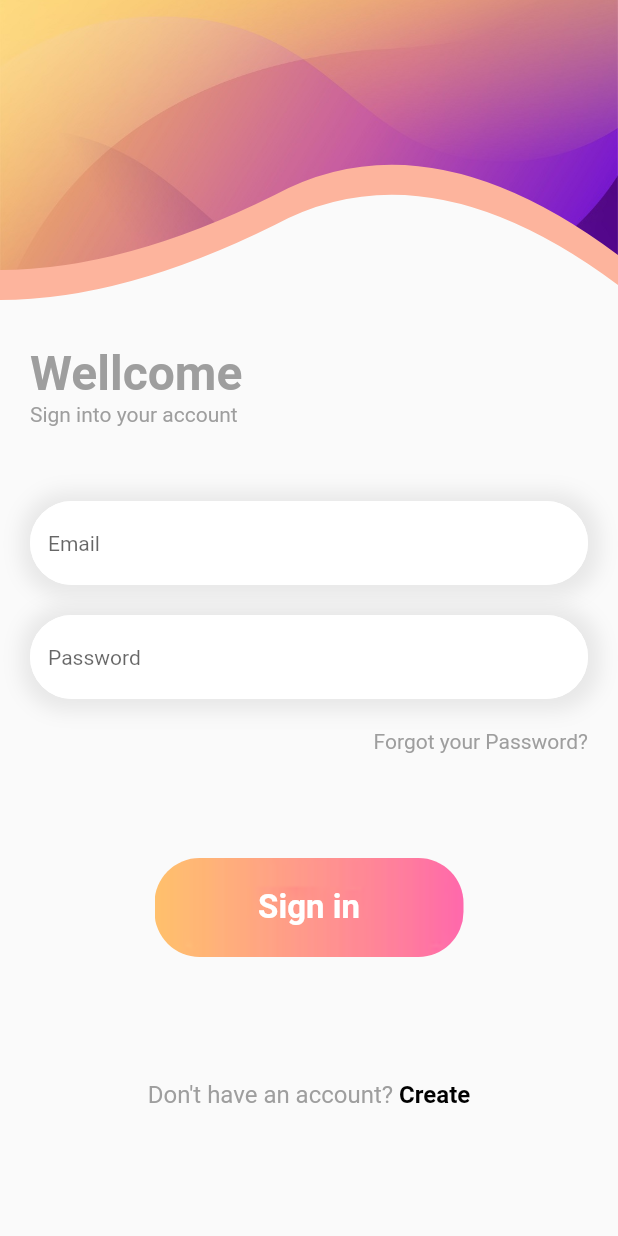
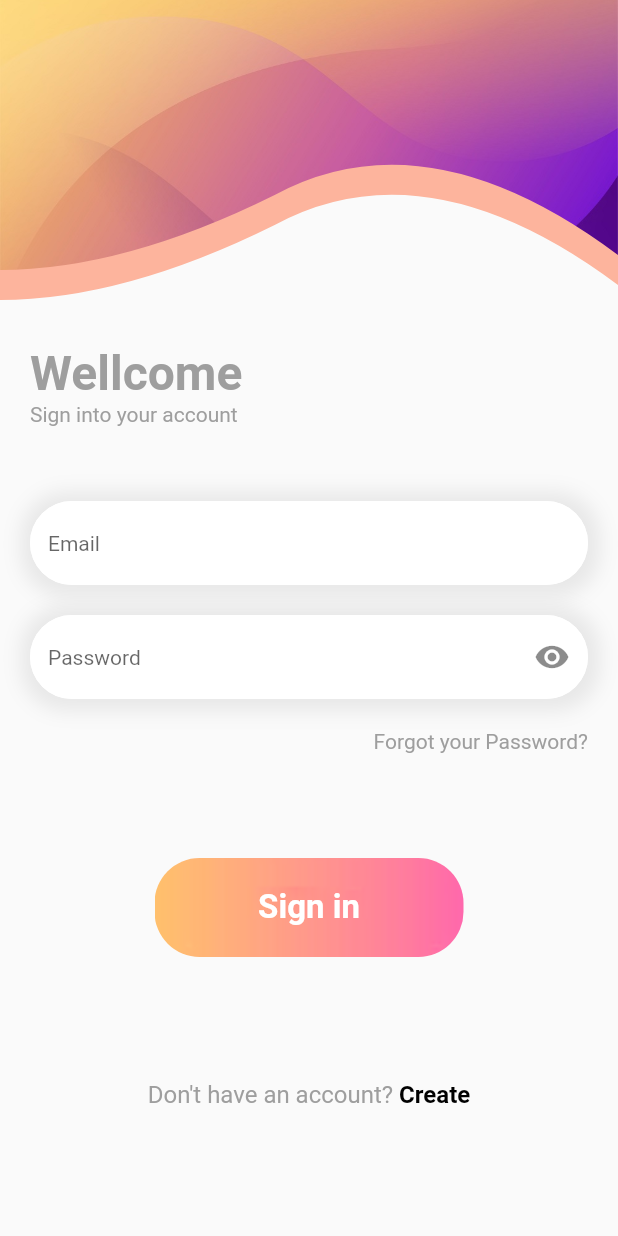
Before and after one commit to Ado2211/chat_app_firebase, a Flutter app: the screen it shows after launch, on a phone screen of 412 x 824 dp. Run offline on Flutter 3.47's test engine with Material 2 defaults, Android fonts, the phone set to English and light mode, and no system bars; our stand-ins replace cloud_firestore, firebase_auth, firebase_core, get; accounts and stored records are empty; generated files the repository leaves out were written again.

Commit message:
auth login, ispravke

```diff
--- a/lib/app/modules/auth/login/login_controller.dart
+++ b/lib/app/modules/auth/login/login_controller.dart
@@ -1,6 +1,11 @@
 import 'package:get/get.dart';
 
 class LoginController extends GetxController {
+var isObscure = true.obs;
+
+  void toggleObscure() {
+    isObscure.toggle();
+  }
 
   final count = 0.obs;
   @override
--- a/lib/app/modules/auth/login/login_view.dart
+++ b/lib/app/modules/auth/login/login_view.dart
@@ -7,8 +7,7 @@ import 'package:flutter/material.dart';
 import 'package:get/get.dart';
 import '../../../utils/clipper.dart';
 
-
-class LoginView extends GetView<LoginController>  {
+class LoginView extends GetView<LoginController> {
   const LoginView({Key? key}) : super(key: key);
 
   @override
@@ -95,24 +94,39 @@ class LoginView extends GetView<LoginController>  {
                                 offset: Offset(1, 1),
                                 color: Colors.grey.withOpacity(0.2))
                           ]),
-                      child: TextField(
+                      child: Obx(() {
+                        return TextField(
                           controller: passwordController,
-                        obscureText: true,
+                          obscureText: controller.isObscure.value,
                           style: TextStyle(fontSize: 14),
                           decoration: InputDecoration(
                             hintText: "Password",
+                            suffixIcon: GestureDetector(
+                              onTap: () {
+                                controller.toggleObscure();
+                              },
+                              child: Icon(
+                                controller.isObscure()
+                                    ? Icons.visibility
+                                    : Icons.visibility_off,
+                              ),
+                            ),
                             focusedBorder: OutlineInputBorder(
                               borderRadius: BorderRadius.circular(30),
                               borderSide:
-                                  BorderSide(color: Colors.white, width: 1.0)),
+                                  BorderSide(color: Colors.white, width: 1.0),
+                            ),
                             enabledBorder: OutlineInputBorder(
                               borderRadius: BorderRadius.circular(30),
                               borderSide:
-                                  BorderSide(color: Colors.white, width: 1.0)),
+                                  BorderSide(color: Colors.white, width: 1.0),
+                            ),
                             border: OutlineInputBorder(
-                              borderRadius: BorderRadius.circular(30)),
+                              borderRadius: BorderRadius.circular(30),
                             ),
                           ),
+                        );
+                      }),
                     ),
                     SizedBox(
                       height: 20,
@@ -139,7 +153,6 @@ class LoginView extends GetView<LoginController>  {
                 onTap: () {
                   AuthController.instance.login(emailController.text.trim(),
                       passwordController.text.trim());
-
                 },
                 child: Container(
                   width: w * 0.5,
--- a/lib/main.dart
+++ b/lib/main.dart
@@ -1,4 +1,5 @@
 import 'package:chat_app_firebase/app/modules/auth/auth_controller.dart';
+import 'package:chat_app_firebase/app/modules/auth/register/register_controller.dart';
 
 import 'package:flutter/material.dart';
 import 'package:firebase_core/firebase_core.dart';
@@ -14,7 +15,7 @@ Future<void> main() async {
     options: DefaultFirebaseOptions.currentPlatform,
   );
   Get.put(AuthController(), permanent: true);
-
+Get.put(RegisterController());
 
   await SystemChrome.setPreferredOrientations([
     DeviceOrientation.portraitUp,
```
Also changed, not shown: lib/app/modules/auth/auth_controller.dart (+8 -9 lines). Lines whose indentation alone changed are shown as unchanged.
